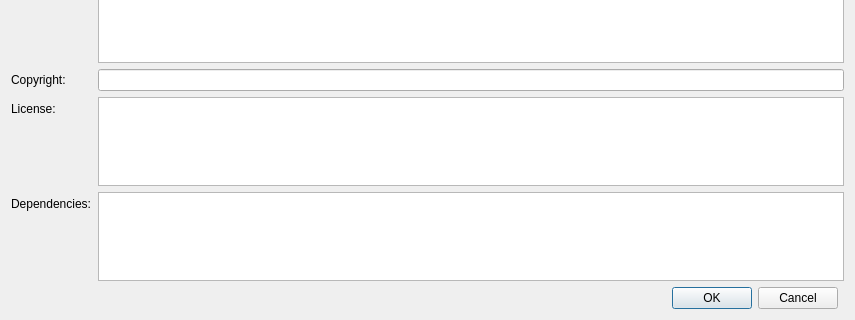
The window that src/components/Core/ComponentDetailsDialog.ui (nedrysoft/pingnoo) describes before a commit, drawn with Qt 5; both pictures show x 0 to 855 and y 205 to 525 of the 855 by 525 pixel window.
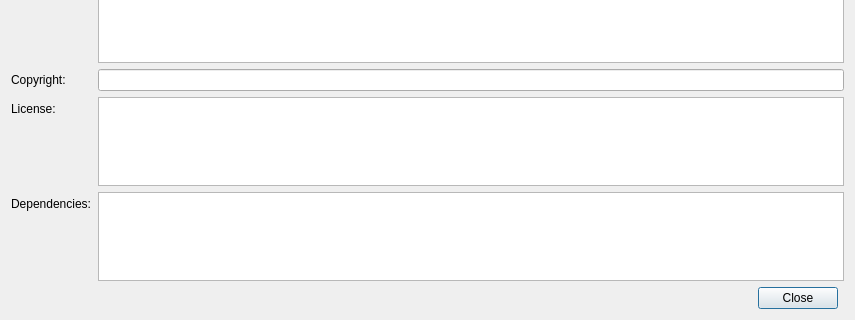
The same window after the commit.

Commit message:
wip: component loader+dialog & about
component detail dialog now implemented to view loaded components and detailed information
loader now doesn't load components marked as disabled (dialog used to disable them)
added about dialog
fixed menu action system so that actions in the global context are used if no specific action for the current context is available..

```diff
--- a/src/components/Core/ComponentDetailsDialog.ui
+++ b/src/components/Core/ComponentDetailsDialog.ui
@@ -167,7 +167,7 @@
       <enum>Qt::Horizontal</enum>
      </property>
      <property name="standardButtons">
-      <set>QDialogButtonBox::Cancel|QDialogButtonBox::Ok</set>
+      <set>QDialogButtonBox::Close</set>
      </property>
     </widget>
    </item>
```
The commit also changes 17 other files.
